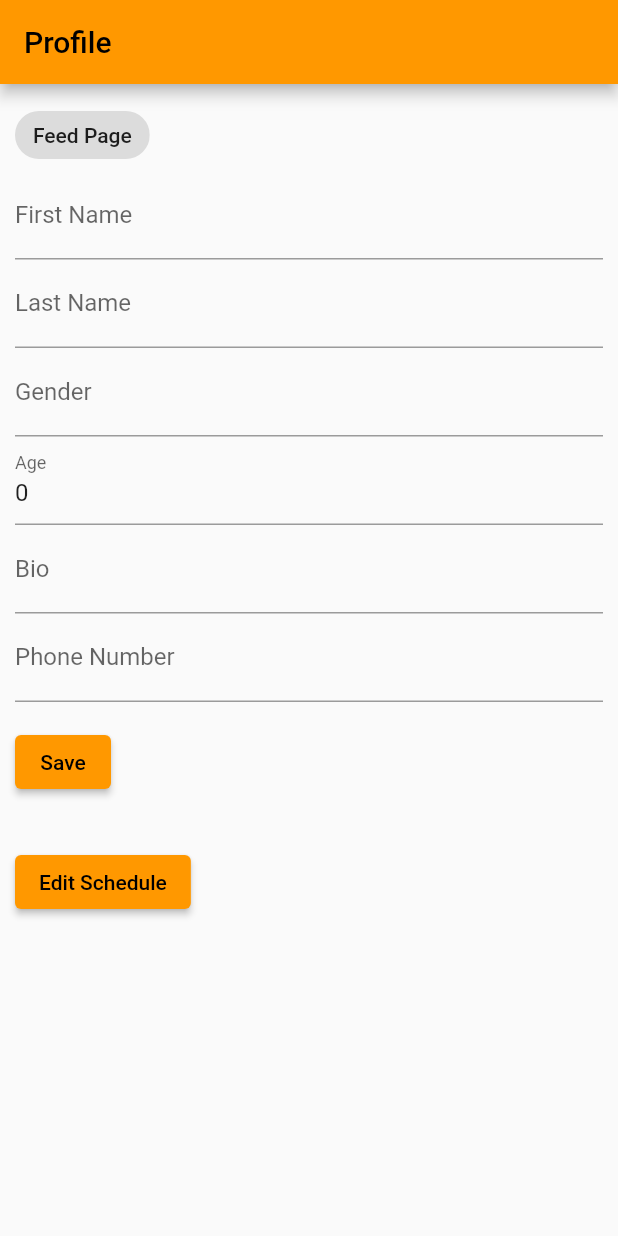
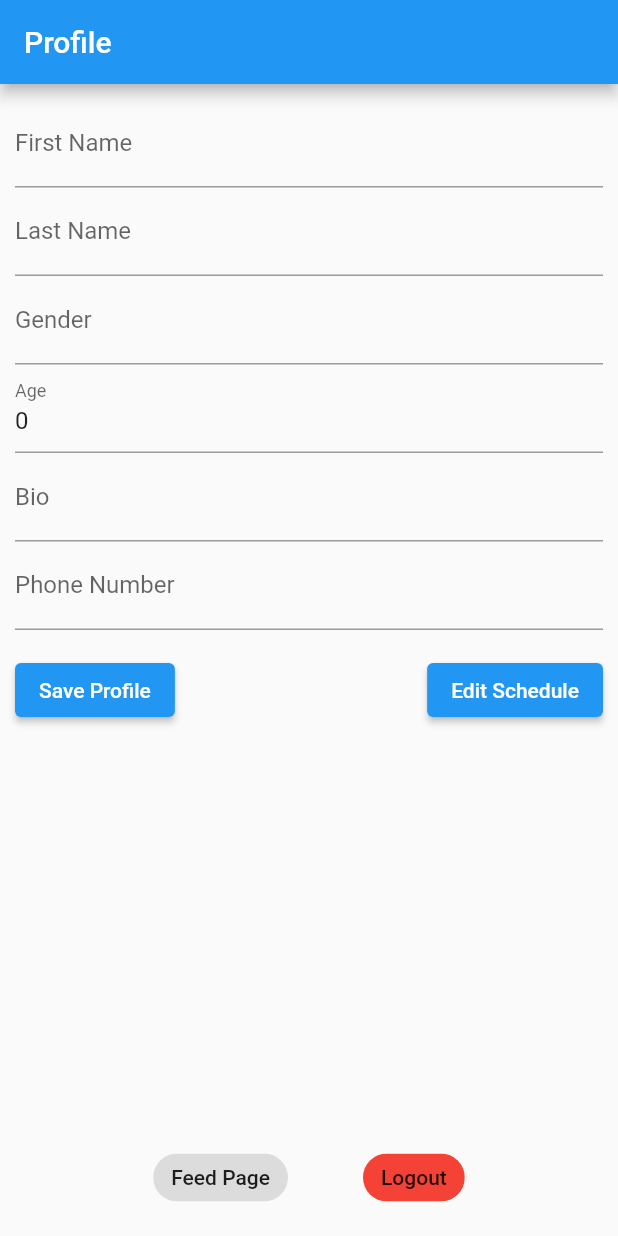
Before and after one commit to cairomurphy/ihavefriends, a Flutter app: the screen it shows once a user with an empty profile is signed in, after a tap on "Profile", on a phone screen of 412 x 824 dp. Run offline on Flutter 3.47's test engine with Material 2 defaults, Android fonts, the phone set to English and light mode, and no system bars; our stand-ins replace cloud_firestore, firebase_auth, firebase_core, flutter_spinkit; accounts and stored records are empty; network calls fail.

Commit message:
ui improvements

```diff
--- a/lib/main.dart
+++ b/lib/main.dart
@@ -22,7 +22,7 @@ class MyApp extends StatelessWidget {
       child: MaterialApp(
         debugShowCheckedModeBanner: false,
         theme: ThemeData(
-          primarySwatch: Colors.orange,
+          primarySwatch: Colors.blue,
         ),
         home: const WidgetTree(),
       ),
--- a/lib/pages/feed page/feed_page.dart
+++ b/lib/pages/feed page/feed_page.dart
@@ -5,8 +5,6 @@ import 'package:ihavefriends/pages/profile_page.dart';
 import 'package:provider/provider.dart';
 import 'package:ihavefriends/provider.dart';
 import 'package:flutter_spinkit/flutter_spinkit.dart';
-import 'package:ihavefriends/pages/login_register_page.dart';
-import 'package:firebase_auth/firebase_auth.dart';
 
 class FeedPage extends StatelessWidget {
   const FeedPage({Key? key}) : super(key: key);
@@ -16,31 +14,31 @@ class FeedPage extends StatelessWidget {
     return Scaffold(
       appBar: AppBar(
         title: const Text('iHaveFriends'),
-
       ),
       body: Padding(
         padding: const EdgeInsets.only(left: 20, right: 20, bottom: 20),
         child: Column(
-          crossAxisAlignment: CrossAxisAlignment.start,
           children: [
-            ActionChip(
-                label: Text("Logout"),
-                onPressed: () {
-                  logout(context);
-                }),
-            ActionChip(
-                label: Text("Profile"),
-                onPressed: () {
-                  profilePage(context);
-                }),
             FutureBuilder<List<Trip>>(
               future: Provider.of<AppProvider>(context, listen: false).findWalkingBuddies(),
               builder: (builder, snapshot) {
                 if (snapshot.hasData) {
                   final data = snapshot.data;
                   if (data != null && data.isNotEmpty) {
+                    data.sort((a, b) => a.departureTime.compareTo(b.departureTime));
+                    List<Trip> thisWeek = [];
+                    List<Trip> nextWeek = [];
+                    for (var item in data) {
+                      if (item.departureTime.weekday > DateTime.now().weekday) {
+                        thisWeek.add(item);
+                      } else {
+                        nextWeek.add(item);
+                      }
+                    }
+                    thisWeek.addAll(nextWeek);
+
                     List<Widget> feedItems = [];
-                    for (var item in data) {
+                    for (var item in thisWeek) {
                       String dayOfWeek = '';
                       if (item.departureTime.weekday == 0) {
                         dayOfWeek = 'Sunday';
@@ -79,7 +77,9 @@ class FeedPage extends StatelessWidget {
                       }
                     }
 
-                    return Column(
+                    return Expanded(
+                      child: SingleChildScrollView(
+                        child: Column(
                           crossAxisAlignment: CrossAxisAlignment.start,
                           children: [
                             const SizedBox(height: 15,),
@@ -98,10 +98,13 @@ class FeedPage extends StatelessWidget {
                               color: Colors.grey,
                             ),
                             ListView(
+                              physics: const NeverScrollableScrollPhysics(),
                               shrinkWrap: true,
                               children: feedItems,
                             ),
                           ],
+                        ),
+                      ),
                     );
                   } else {
                     return const Center(
@@ -134,20 +137,19 @@ class FeedPage extends StatelessWidget {
                 }
               },
             ),
+            ActionChip(
+                label: const Text("Profile"),
+                onPressed: () {
+                  profilePage(context);
+                }),
           ],
         ),
       ),
     );
   }
 
-  Future<void> logout(BuildContext context) async {
-    await FirebaseAuth.instance.signOut();
-    Navigator.of(context).pushReplacement(
-        MaterialPageRoute(builder: (context) => LoginPage()));
-  }
-
   Future<void> profilePage(BuildContext context) async {
     Navigator.of(context).pushReplacement(
-        MaterialPageRoute(builder: (context) => ProfilePage()));
+        MaterialPageRoute(builder: (context) => const ProfilePage()));
   }
 }
--- a/lib/pages/home_page.dart
+++ b/lib/pages/home_page.dart
@@ -44,7 +44,7 @@ class HomePage extends StatelessWidget {
             _userUid(),
             _signOutButton(),
             ActionChip(
-                label: Text("Logout"),
+                label: const Text("Logout"),
                 onPressed: () {
                   logout(context);
                 }),
@@ -57,6 +57,6 @@ class HomePage extends StatelessWidget {
   Future<void> logout(BuildContext context) async {
     await FirebaseAuth.instance.signOut();
     Navigator.of(context).pushReplacement(
-        MaterialPageRoute(builder: (context) => LoginPage()));
+        MaterialPageRoute(builder: (context) => const LoginPage()));
   }
 }
--- a/lib/pages/login_register_page.dart
+++ b/lib/pages/login_register_page.dart
@@ -68,10 +68,6 @@ class _LoginPageState extends State<LoginPage> {
     }
   }
 
-  Widget _title() {
-    return const Text('Firebase Auth');
-  }
-
   Widget _entryField(
       String title,
       TextEditingController controller,
@@ -111,7 +107,7 @@ class _LoginPageState extends State<LoginPage> {
   Widget build(BuildContext context) {
     return Scaffold(
       appBar: AppBar(
-        title: _title(),
+        title: const Text('Login'),
       ),
       body: Container(
         height: double.infinity,
--- a/lib/pages/profile_page.dart
+++ b/lib/pages/profile_page.dart
@@ -1,3 +1,4 @@
+import 'package:firebase_auth/firebase_auth.dart';
 import 'package:flutter/material.dart';
 import 'package:flutter_spinkit/flutter_spinkit.dart';
 import 'package:ihavefriends/auth.dart';
@@ -5,6 +6,7 @@ import 'package:ihavefriends/models/models.dart';
 import 'package:cloud_firestore/cloud_firestore.dart';
 import 'package:ihavefriends/pages/edit_schedule.dart';
 import 'package:ihavefriends/pages/feed%20page/feed_page.dart';
+import 'package:ihavefriends/pages/login_register_page.dart';
 import 'package:ihavefriends/widgets/input_widgets.dart';
 
 final _firestore = FirebaseFirestore.instance;
@@ -68,16 +70,22 @@ class ProfilePageState extends State<ProfilePage> {
     }
   }
 
+  Future<void> logout(BuildContext context) async {
+    await FirebaseAuth.instance.signOut();
+    Navigator.of(context).pushReplacement(
+        MaterialPageRoute(builder: (context) => const LoginPage()));
+  }
+
   @override
   Widget build(BuildContext context) {
-
-
-    // Build a Form widget using the _formKey created above.
     return Scaffold(
       appBar: AppBar(
-        title: Text('Profile'),
+        title: const Text('Profile'),
       ),
       body: SafeArea(
+        child: Column(
+          children: [
+            Expanded(
               child: FutureBuilder<AppUser?>(
                 future: getAppUser(),
                 builder: (builder, snapshot) {
@@ -94,26 +102,24 @@ class ProfilePageState extends State<ProfilePage> {
                             child: Column(
                               crossAxisAlignment: CrossAxisAlignment.start,
                               children: [
-                          ActionChip(
-                              label: Text("Feed Page"),
-                              onPressed: () {
-                                feedPage(context);
-                              }),
                                 textEntryField("First Name", _controllerFirstName, appUser.firstName),
                                 textEntryField("Last Name", _controllerLastName, appUser.lastName),
                                 textEntryField("Gender", _controllerGender, appUser.gender),
                                 numericEntryField("Age", _controllerAge, appUser.age.toString()),
                                 textEntryField("Bio", _controllerBiography, appUser.biography),
                                 numericEntryField("Phone Number", _controllerPhoneNumber, appUser.phoneNumber),
+                                Row(
+                                  children: [
                                     Padding(
                                       padding: const EdgeInsets.symmetric(vertical: 16.0),
                                       child: ElevatedButton(
                                         onPressed: () {
                                           updateAppUser();
                                         },
-                              child: const Text('Save'),
+                                        child: const Text('Save Profile'),
                                       ),
                                     ),
+                                    const Spacer(),
                                     Padding(
                                       padding: const EdgeInsets.symmetric(vertical: 16.0),
                                       child: ElevatedButton(
@@ -123,6 +129,8 @@ class ProfilePageState extends State<ProfilePage> {
                                         },
                                         child: const Text('Edit Schedule'),
                                       ),
+                                    ),
+                                  ],
                                 ),
                               ],
                             ),
@@ -152,11 +160,32 @@ class ProfilePageState extends State<ProfilePage> {
                 },
               ),
             ),
+            Row(
+              mainAxisAlignment: MainAxisAlignment.center,
+              children: [
+                ActionChip(
+                    label: const Text("Feed Page"),
+                    onPressed: () {
+                      feedPage(context);
+                    }),
+                const SizedBox(width: 50,),
+                ActionChip(
+                    label: const Text("Logout"),
+                    backgroundColor: Colors.red,
+                    onPressed: () {
+                      logout(context);
+                    }),
+              ],
+            ),
+            const SizedBox(height: 15,)
+          ],
+        ),
+      ),
     );
   }
 
   Future<void> feedPage(BuildContext context) async {
     Navigator.of(context).pushReplacement(
-        MaterialPageRoute(builder: (context) => FeedPage()));
+        MaterialPageRoute(builder: (context) => const FeedPage()));
   }
 }
--- a/lib/widget_tree.dart
+++ b/lib/widget_tree.dart
@@ -1,8 +1,6 @@
 import 'package:ihavefriends/auth.dart';
-import 'package:ihavefriends/pages/edit_schedule.dart';
 import 'package:ihavefriends/pages/login_register_page.dart';
 import 'package:flutter/material.dart';
-
 import 'pages/feed page/feed_page.dart';
 
 class WidgetTree extends StatefulWidget {
--- a/lib/widgets/input_widgets.dart
+++ b/lib/widgets/input_widgets.dart
@@ -1,6 +1,5 @@
 import 'package:flutter/material.dart';
 import 'package:flutter/services.dart';
-import 'package:flutter/widgets.dart';
 
 Widget textEntryField(
     String title,
--- a/pubspec.yaml
+++ b/pubspec.yaml
@@ -26,7 +26,6 @@ dev_dependencies:
 
   flutter_lints: ^2.0.0
   cloud_firestore: ^4.0.5
-  firebase_core: ^2.2.0
   provider: ^6.0.2
   build_runner: ^2.1.4
   json_serializable: ^6.0.1
```
Lines whose indentation alone changed are shown as unchanged.
